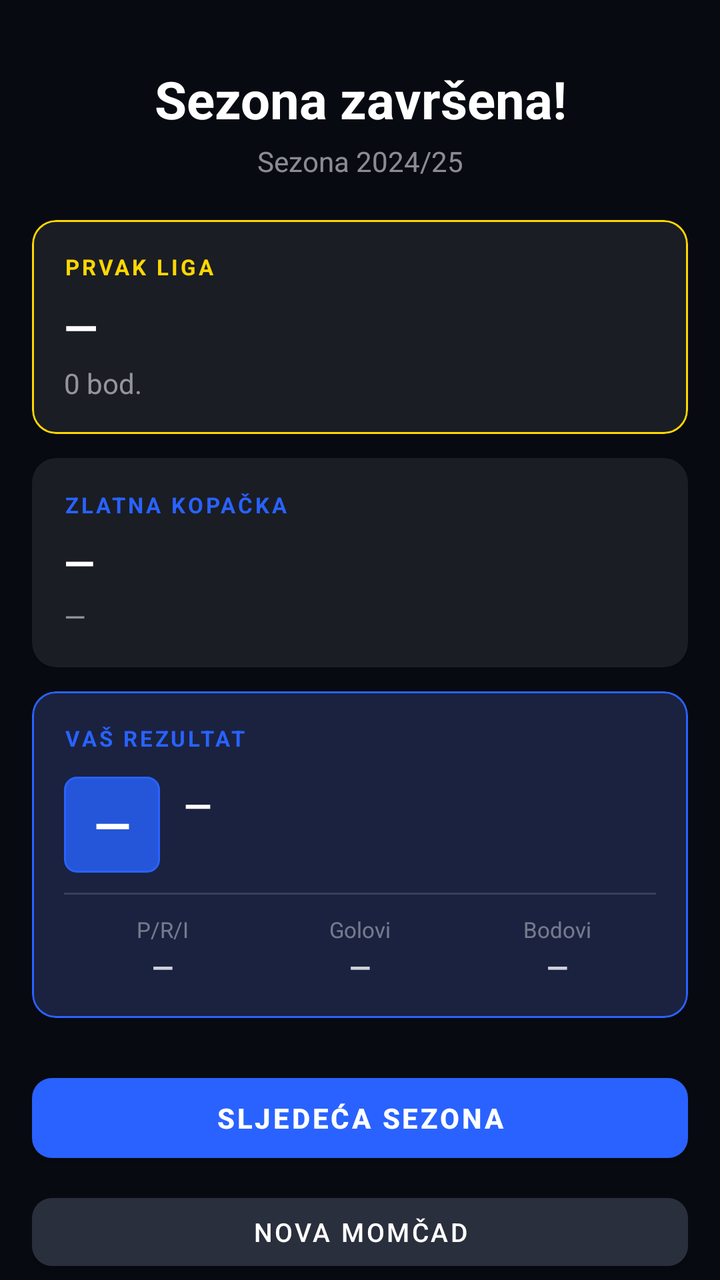
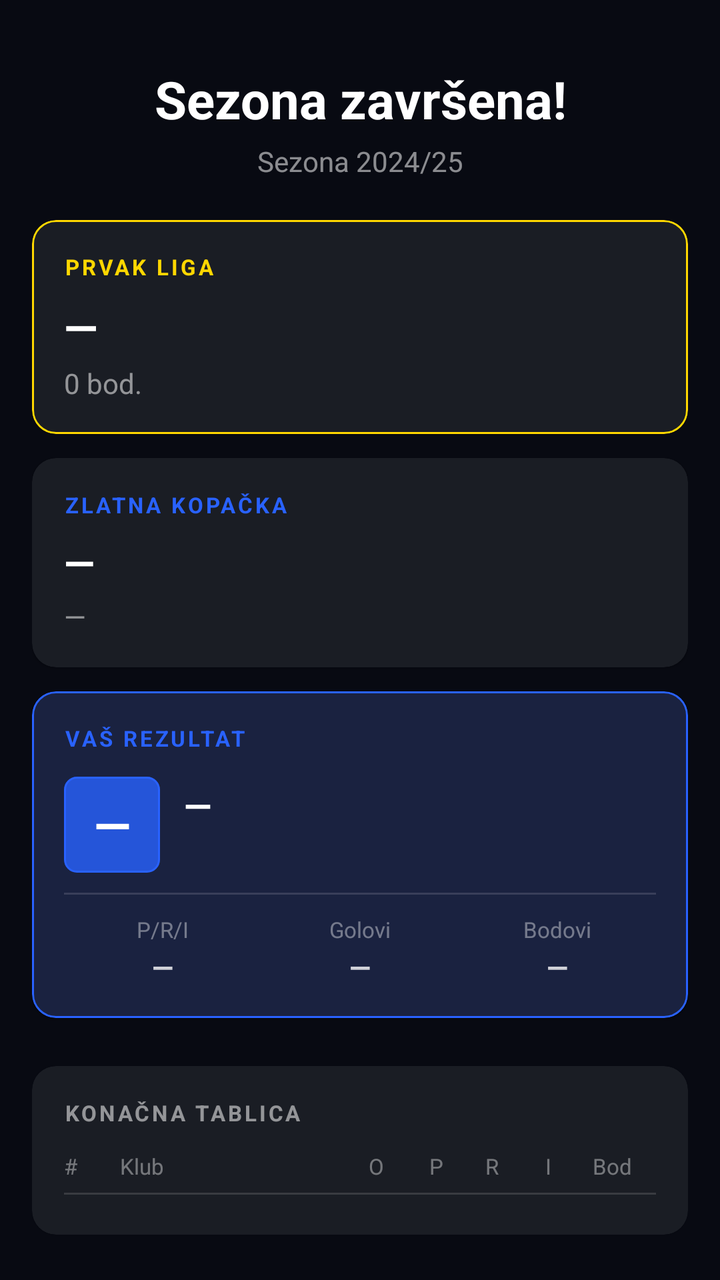

Compare the two renders of this Android layout. The source of the first and the diff that turns it into the second are given below.
<!-- AndroidManifest.xml: application theme Theme.FootMash -->
<!-- res/layout/fragment_season_summary.xml -->
<?xml version="1.0" encoding="utf-8"?>
<androidx.core.widget.NestedScrollView
    xmlns:android="http://schemas.android.com/apk/res/android"
    xmlns:app="http://schemas.android.com/apk/res-auto"
    android:layout_width="match_parent"
    android:layout_height="match_parent"
    android:background="#080A12">

    <LinearLayout
        android:layout_width="match_parent"
        android:layout_height="wrap_content"
        android:orientation="vertical"
        android:padding="16dp">

        
        <TextView
            android:layout_width="match_parent"
            android:layout_height="wrap_content"
            android:text="Sezona završena!"
            android:textColor="#FFFFFF"
            android:textSize="26sp"
            android:textStyle="bold"
            android:gravity="center"
            android:paddingTop="16dp"
            android:paddingBottom="4dp" />

        <TextView
            android:layout_width="match_parent"
            android:layout_height="wrap_content"
            android:id="@+id/text_season_label"
            android:text="Sezona 2024/25"
            android:textColor="#88FFFFFF"
            android:textSize="14sp"
            android:gravity="center"
            android:paddingBottom="20dp" />

        
        <com.google.android.material.card.MaterialCardView
            android:layout_width="match_parent"
            android:layout_height="wrap_content"
            android:layout_marginBottom="12dp"
            app:cardBackgroundColor="#1A1D24"
            app:cardCornerRadius="12dp"
            app:strokeColor="#FFD700"
            app:strokeWidth="1dp">

            <LinearLayout
                android:layout_width="match_parent"
                android:layout_height="wrap_content"
                android:orientation="vertical"
                android:padding="16dp">

                <TextView
                    android:layout_width="wrap_content"
                    android:layout_height="wrap_content"
                    android:text="PRVAK LIGA"
                    android:textColor="#FFD700"
                    android:textSize="11sp"
                    android:letterSpacing="0.12"
                    android:textStyle="bold"
                    android:paddingBottom="8dp" />

                <TextView
                    android:id="@+id/text_champion_name"
                    android:layout_width="wrap_content"
                    android:layout_height="wrap_content"
                    android:text="—"
                    android:textColor="#FFFFFF"
                    android:textSize="22sp"
                    android:textStyle="bold" />

                <TextView
                    android:id="@+id/text_champion_points"
                    android:layout_width="wrap_content"
                    android:layout_height="wrap_content"
                    android:text="0 bod."
                    android:textColor="#88FFFFFF"
                    android:textSize="14sp"
                    android:paddingTop="4dp" />

            </LinearLayout>

        </com.google.android.material.card.MaterialCardView>

        
        <com.google.android.material.card.MaterialCardView
            android:layout_width="match_parent"
            android:layout_height="wrap_content"
            android:layout_marginBottom="12dp"
            app:cardBackgroundColor="#1A1D24"
            app:cardCornerRadius="12dp">

            <LinearLayout
                android:layout_width="match_parent"
                android:layout_height="wrap_content"
                android:orientation="vertical"
                android:padding="16dp">

                <TextView
                    android:layout_width="wrap_content"
                    android:layout_height="wrap_content"
                    android:text="ZLATNA KOPAČKA"
                    android:textColor="#2962FF"
                    android:textSize="11sp"
                    android:letterSpacing="0.12"
                    android:textStyle="bold"
                    android:paddingBottom="8dp" />

                <TextView
                    android:id="@+id/text_golden_boot_player"
                    android:layout_width="wrap_content"
                    android:layout_height="wrap_content"
                    android:text="—"
                    android:textColor="#FFFFFF"
                    android:textSize="20sp"
                    android:textStyle="bold" />

                <TextView
                    android:id="@+id/text_golden_boot_details"
                    android:layout_width="wrap_content"
                    android:layout_height="wrap_content"
                    android:text="—"
                    android:textColor="#88FFFFFF"
                    android:textSize="14sp"
                    android:paddingTop="4dp" />

            </LinearLayout>

        </com.google.android.material.card.MaterialCardView>

        
        <com.google.android.material.card.MaterialCardView
            android:id="@+id/card_user_result"
            android:layout_width="match_parent"
            android:layout_height="wrap_content"
            android:layout_marginBottom="24dp"
            app:cardBackgroundColor="#1A2240"
            app:cardCornerRadius="12dp"
            app:strokeColor="#2962FF"
            app:strokeWidth="1dp">

            <LinearLayout
                android:layout_width="match_parent"
                android:layout_height="wrap_content"
                android:orientation="vertical"
                android:padding="16dp">

                <TextView
                    android:id="@+id/text_user_result_label"
                    android:layout_width="wrap_content"
                    android:layout_height="wrap_content"
                    android:text="VAŠ REZULTAT"
                    android:textColor="#2962FF"
                    android:textSize="11sp"
                    android:letterSpacing="0.12"
                    android:textStyle="bold"
                    android:paddingBottom="12dp" />

                <LinearLayout
                    android:layout_width="match_parent"
                    android:layout_height="wrap_content"
                    android:orientation="horizontal"
                    android:gravity="center_vertical"
                    android:paddingBottom="10dp">

                    <TextView
                        android:id="@+id/text_user_position"
                        android:layout_width="48dp"
                        android:layout_height="48dp"
                        android:text="—"
                        android:textColor="#FFFFFF"
                        android:textSize="24sp"
                        android:textStyle="bold"
                        android:gravity="center"
                        android:background="@drawable/bg_pitch_slot_filled" />

                    <LinearLayout
                        android:layout_width="0dp"
                        android:layout_height="wrap_content"
                        android:layout_weight="1"
                        android:orientation="vertical"
                        android:paddingStart="12dp">

                        <TextView
                            android:id="@+id/text_user_team_name"
                            android:layout_width="wrap_content"
                            android:layout_height="wrap_content"
                            android:text="—"
                            android:textColor="#FFFFFF"
                            android:textSize="18sp"
                            android:textStyle="bold" />

                        <TextView
                            android:id="@+id/text_user_position_note"
                            android:layout_width="wrap_content"
                            android:layout_height="wrap_content"
                            android:text=""
                            android:textColor="#88FFFFFF"
                            android:textSize="13sp"
                            android:paddingTop="2dp" />

                    </LinearLayout>

                </LinearLayout>

                <View
                    android:layout_width="match_parent"
                    android:layout_height="1dp"
                    android:background="#22FFFFFF"
                    android:layout_marginBottom="10dp" />

                <LinearLayout
                    android:layout_width="match_parent"
                    android:layout_height="wrap_content"
                    android:orientation="horizontal">

                    <LinearLayout
                        android:layout_width="0dp"
                        android:layout_height="wrap_content"
                        android:layout_weight="1"
                        android:orientation="vertical"
                        android:gravity="center">

                        <TextView
                            android:layout_width="wrap_content"
                            android:layout_height="wrap_content"
                            android:text="P/R/I"
                            android:textColor="#66FFFFFF"
                            android:textSize="11sp" />

                        <TextView
                            android:id="@+id/text_user_record"
                            android:layout_width="wrap_content"
                            android:layout_height="wrap_content"
                            android:text="—"
                            android:textColor="#CCFFFFFF"
                            android:textSize="14sp"
                            android:textStyle="bold"
                            android:paddingTop="2dp" />

                    </LinearLayout>

                    <LinearLayout
                        android:layout_width="0dp"
                        android:layout_height="wrap_content"
                        android:layout_weight="1"
                        android:orientation="vertical"
                        android:gravity="center">

                        <TextView
                            android:layout_width="wrap_content"
                            android:layout_height="wrap_content"
                            android:text="Golovi"
                            android:textColor="#66FFFFFF"
                            android:textSize="11sp" />

                        <TextView
                            android:id="@+id/text_user_goals"
                            android:layout_width="wrap_content"
                            android:layout_height="wrap_content"
                            android:text="—"
                            android:textColor="#CCFFFFFF"
                            android:textSize="14sp"
                            android:textStyle="bold"
                            android:paddingTop="2dp" />

                    </LinearLayout>

                    <LinearLayout
                        android:layout_width="0dp"
                        android:layout_height="wrap_content"
                        android:layout_weight="1"
                        android:orientation="vertical"
                        android:gravity="center">

                        <TextView
                            android:layout_width="wrap_content"
                            android:layout_height="wrap_content"
                            android:text="Bodovi"
                            android:textColor="#66FFFFFF"
                            android:textSize="11sp" />

                        <TextView
                            android:id="@+id/text_user_points"
                            android:layout_width="wrap_content"
                            android:layout_height="wrap_content"
                            android:text="—"
                            android:textColor="#CCFFFFFF"
                            android:textSize="14sp"
                            android:textStyle="bold"
                            android:paddingTop="2dp" />

                    </LinearLayout>

                </LinearLayout>

            </LinearLayout>

        </com.google.android.material.card.MaterialCardView>

        
        <com.google.android.material.button.MaterialButton
            android:id="@+id/btn_next_season"
            android:layout_width="match_parent"
            android:layout_height="52dp"
            android:text="Sljede&#263;a sezona"
            android:textColor="#FFFFFF"
            android:textStyle="bold"
            app:backgroundTint="#2962FF"
            app:cornerRadius="10dp" />

        
        <com.google.android.material.button.MaterialButton
            android:id="@+id/btn_new_season"
            android:layout_width="match_parent"
            android:layout_height="46dp"
            android:layout_marginTop="8dp"
            android:text="Nova mom&#269;ad"
            android:textColor="#FFFFFF"
            android:textSize="13sp"
            app:backgroundTint="@color/divider"
            app:cornerRadius="10dp" />

    </LinearLayout>

</androidx.core.widget.NestedScrollView>
<!-- resources referenced by this layout -->
<resources>
  <color name="divider">#2A2F3D</color>
  <!-- drawable bg_pitch_slot_filled (drawable) -->
  <?xml version="1.0" encoding="utf-8"?>
  <shape xmlns:android="http://schemas.android.com/apk/res/android">
      <solid android:color="#CC2962FF" />
      <stroke android:width="1dp" android:color="#FF2962FF" />
      <corners android:radius="6dp" />
  </shape>
  <color name="primary">#080A12</color>
  <color name="primary_dark">#05070D</color>
  <color name="accent_blue">#2962FF</color>
  <color name="background">#080A12</color>
  <color name="text_primary">#FFFFFF</color>
  <color name="text_secondary">#8E95A5</color>
  <color name="surface">#1A1D24</color>
  <style name="TextAppearance.FootMash.Headline1" parent="TextAppearance.MaterialComponents.Headline1">
          <item name="android:fontFamily">sans-serif</item>
          <item name="android:textColor">@color/text_primary</item>
      </style>
  <style name="TextAppearance.FootMash.Headline2" parent="TextAppearance.MaterialComponents.Headline2">
          <item name="android:fontFamily">sans-serif-medium</item>
          <item name="android:textColor">@color/text_primary</item>
      </style>
  <style name="TextAppearance.FootMash.Headline3" parent="TextAppearance.MaterialComponents.Headline3">
          <item name="android:fontFamily">sans-serif-medium</item>
          <item name="android:textColor">@color/text_primary</item>
      </style>
  <style name="TextAppearance.FootMash.Headline4" parent="TextAppearance.MaterialComponents.Headline4">
          <item name="android:fontFamily">sans-serif-bold</item>
          <item name="android:textStyle">bold</item>
          <item name="android:textColor">@color/text_primary</item>
      </style>
  <style name="TextAppearance.FootMash.Headline5" parent="TextAppearance.MaterialComponents.Headline5">
          <item name="android:fontFamily">sans-serif-bold</item>
          <item name="android:textStyle">bold</item>
          <item name="android:textColor">@color/text_primary</item>
          <item name="android:textSize">24sp</item>
      </style>
  <style name="TextAppearance.FootMash.Headline6" parent="TextAppearance.MaterialComponents.Headline6">
          <item name="android:fontFamily">sans-serif-bold</item>
          <item name="android:textStyle">bold</item>
          <item name="android:textColor">@color/text_primary</item>
          <item name="android:textSize">20sp</item>
      </style>
  <style name="TextAppearance.FootMash.Subtitle1" parent="TextAppearance.MaterialComponents.Subtitle1">
          <item name="android:fontFamily">sans-serif-medium</item>
          <item name="android:textColor">@color/text_primary</item>
          <item name="android:textSize">16sp</item>
      </style>
  <style name="TextAppearance.FootMash.Subtitle2" parent="TextAppearance.MaterialComponents.Subtitle2">
          <item name="android:fontFamily">sans-serif-medium</item>
          <item name="android:textColor">@color/text_secondary</item>
          <item name="android:textSize">14sp</item>
      </style>
  <style name="TextAppearance.FootMash.Body1" parent="TextAppearance.MaterialComponents.Body1">
          <item name="android:fontFamily">sans-serif</item>
          <item name="android:textColor">@color/text_primary</item>
          <item name="android:textSize">16sp</item>
      </style>
  <style name="TextAppearance.FootMash.Body2" parent="TextAppearance.MaterialComponents.Body2">
          <item name="android:fontFamily">sans-serif</item>
          <item name="android:textColor">@color/text_secondary</item>
          <item name="android:textSize">14sp</item>
      </style>
  <!-- unchanged entries left out for length: 1 -->
</resources>

<!-- the commit's change to res/layout/fragment_season_summary.xml (unified diff, before → after) -->
@@ -299,6 +299,77 @@
         </com.google.android.material.card.MaterialCardView>
 
         
+        <com.google.android.material.card.MaterialCardView
+            android:layout_width="match_parent"
+            android:layout_height="wrap_content"
+            android:layout_marginBottom="24dp"
+            app:cardBackgroundColor="#1A1D24"
+            app:cardCornerRadius="12dp">
+
+            <LinearLayout
+                android:layout_width="match_parent"
+                android:layout_height="wrap_content"
+                android:orientation="vertical"
+                android:padding="16dp">
+
+                <TextView
+                    android:layout_width="wrap_content"
+                    android:layout_height="wrap_content"
+                    android:text="KONAČNA TABLICA"
+                    android:textColor="#88FFFFFF"
+                    android:textSize="11sp"
+                    android:letterSpacing="0.12"
+                    android:textStyle="bold"
+                    android:paddingBottom="12dp" />
+
+                
+                <LinearLayout
+                    android:layout_width="match_parent"
+                    android:layout_height="wrap_content"
+                    android:orientation="horizontal"
+                    android:gravity="center_vertical"
+                    android:paddingRight="4dp"
+                    android:paddingBottom="6dp">
+
+                    <TextView android:layout_width="28dp" android:layout_height="wrap_content"
+                        android:text="#" android:textSize="11sp" android:textColor="#66FFFFFF" />
+                    <TextView android:layout_width="0dp" android:layout_height="wrap_content"
+                        android:layout_weight="1" android:text="Klub" android:textSize="11sp"
+                        android:textColor="#66FFFFFF" />
+                    <TextView android:layout_width="32dp" android:layout_height="wrap_content"
+                        android:text="O" android:textSize="11sp" android:textColor="#66FFFFFF"
+                        android:gravity="center" />
+                    <TextView android:layout_width="28dp" android:layout_height="wrap_content"
+                        android:text="P" android:textSize="11sp" android:textColor="#66FFFFFF"
+                        android:gravity="center" />
+                    <TextView android:layout_width="28dp" android:layout_height="wrap_content"
+                        android:text="R" android:textSize="11sp" android:textColor="#66FFFFFF"
+                        android:gravity="center" />
+                    <TextView android:layout_width="28dp" android:layout_height="wrap_content"
+                        android:text="I" android:textSize="11sp" android:textColor="#66FFFFFF"
+                        android:gravity="center" />
+                    <TextView android:layout_width="36dp" android:layout_height="wrap_content"
+                        android:text="Bod" android:textSize="11sp" android:textColor="#66FFFFFF"
+                        android:gravity="center" />
+                </LinearLayout>
+
+                <View
+                    android:layout_width="match_parent"
+                    android:layout_height="1dp"
+                    android:background="#22FFFFFF"
+                    android:layout_marginBottom="4dp" />
+
+                <LinearLayout
+                    android:id="@+id/standings_container"
+                    android:layout_width="match_parent"
+                    android:layout_height="wrap_content"
+                    android:orientation="vertical" />
+
+            </LinearLayout>
+
+        </com.google.android.material.card.MaterialCardView>
+
+        
         <com.google.android.material.button.MaterialButton
             android:id="@+id/btn_next_season"
             android:layout_width="match_parent"
